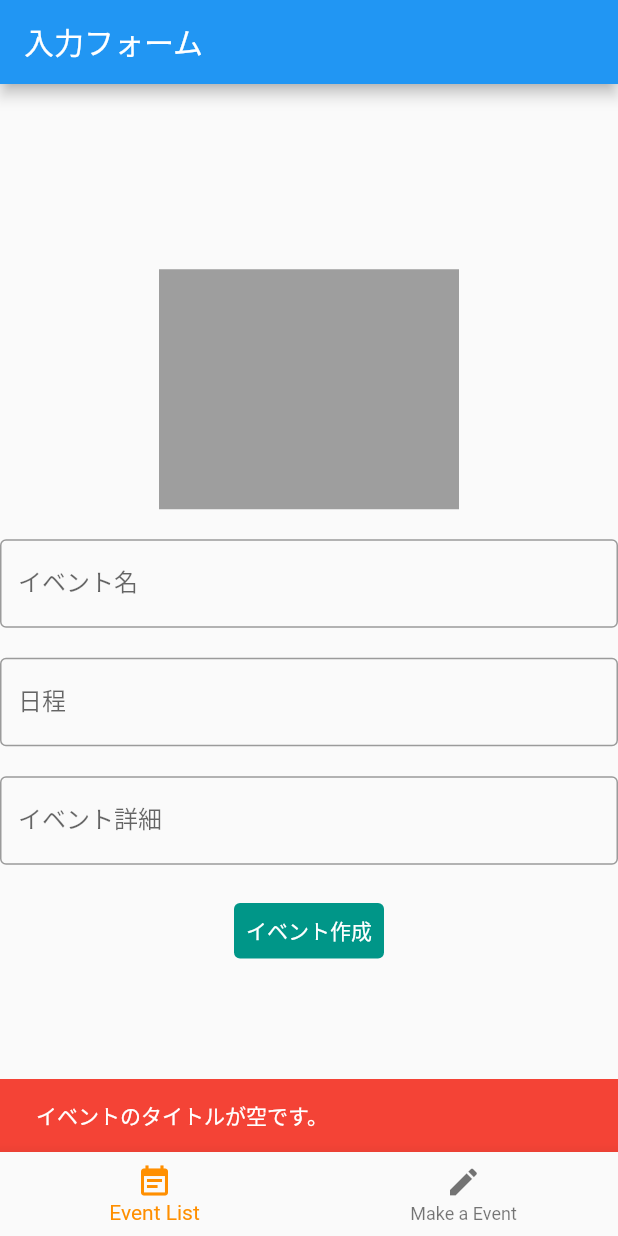
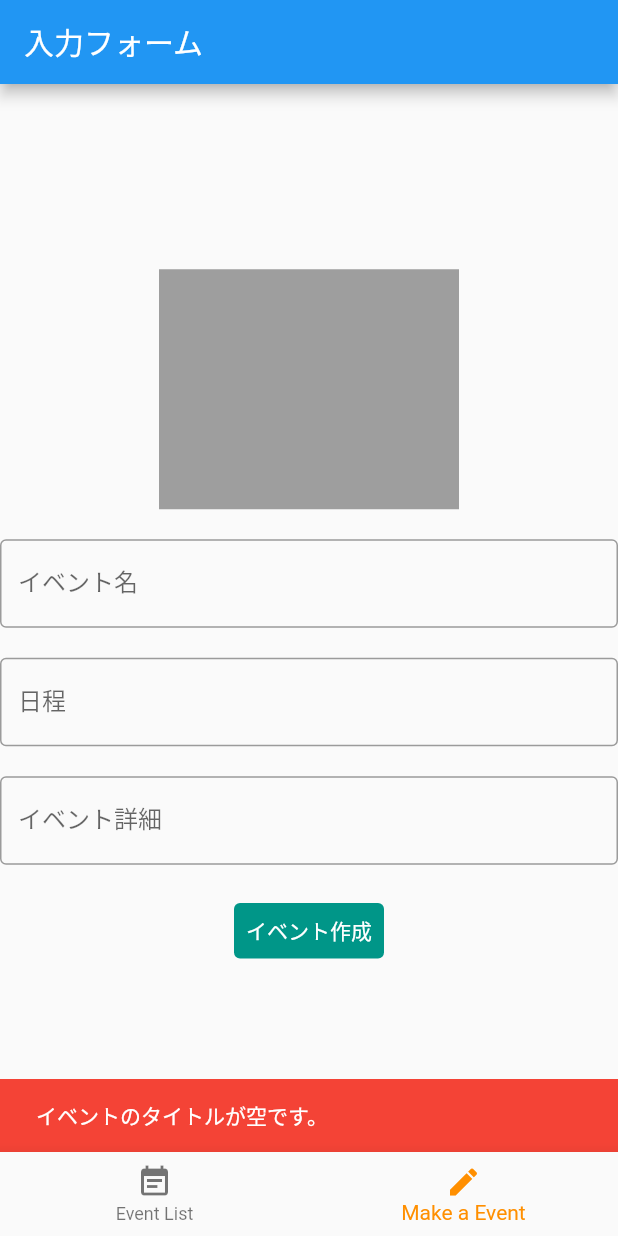
Before and after one commit to flutteruniv/plantapp2, a Flutter app: the screen it shows after launch, item 2 of the bottom bar chosen, after a tap on "イベント作成", on a phone screen of 412 x 824 dp. Run offline on Flutter 3.47's test engine with Material 2 defaults, Android fonts, the phone set to English and light mode, and no system bars; our stand-ins replace cloud_firestore, firebase_core, firebase_storage, image_picker; accounts and stored records are empty.

Commit message:
no message

```diff
--- a/lib/add_event/add_event_page.dart
+++ b/lib/add_event/add_event_page.dart
@@ -13,9 +13,11 @@ class SecondPage extends StatelessWidget {
         ),
         body: Center(
             child: Consumer<AddEventModel>(builder: (context, model, child) {
+          final textEditingController = model.textEditingController;
           return Stack(
             children: [
-              Column(
+              SingleChildScrollView(
+                child: Column(
                   mainAxisAlignment: MainAxisAlignment.center,
                   children: [
                     GestureDetector(
@@ -42,16 +44,21 @@ class SecondPage extends StatelessWidget {
                     ),
                     const SizedBox(height: 20),
                     TextFormField(
+                      controller: textEditingController,
                       decoration: const InputDecoration(
                         border: OutlineInputBorder(),
                         labelText: '日程',
                       ),
+                      onTap: () {
+                        model.getDate(context);
+                      },
                       onChanged: (text) {
                         model.date = text;
                       },
                     ),
                     const SizedBox(height: 20),
                     TextFormField(
+                      maxLines: null,
                       decoration: const InputDecoration(
                         border: OutlineInputBorder(),
                         labelText: 'イベント詳細',
@@ -95,6 +102,7 @@ class SecondPage extends StatelessWidget {
                     ),
                   ],
                 ),
+              ),
               //isLoadingがtrueの時だけ動く
               if (model.isLoading)
                 Container(
--- a/lib/rootpage.dart
+++ b/lib/rootpage.dart
@@ -44,7 +44,9 @@ class RootPage extends StatelessWidget {
               currentIndex: currentIndex,
               selectedItemColor: Colors.amber[800],
               onTap: (index) {
+                print(index);
                 model.currentIndex = index;
+                currentIndex = model.currentIndex;
               }),
         );
       }),
--- a/pubspec.yaml
+++ b/pubspec.yaml
@@ -39,6 +39,7 @@ dependencies:
   provider: ^6.0.2
   firebase_storage: ^10.2.11
   image_picker: ^0.8.5
+  intl: ^0.17.0
 
 dev_dependencies:
   flutter_test:
```
Also changed, not shown: lib/add_event/add_event_model.dart (+21 -1 lines), lib/event_detail/event_detail_page.dart (+5 -2 lines), lib/widget/eventcard.dart (+10 -9 lines), pubspec.lock. Lines whose indentation alone changed are shown as unchanged.
